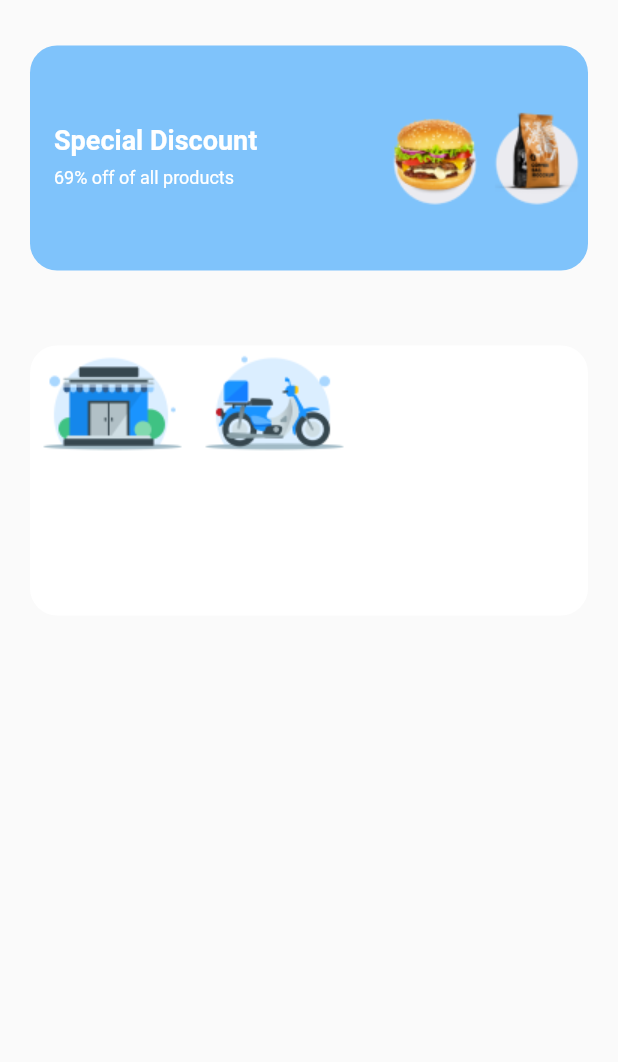
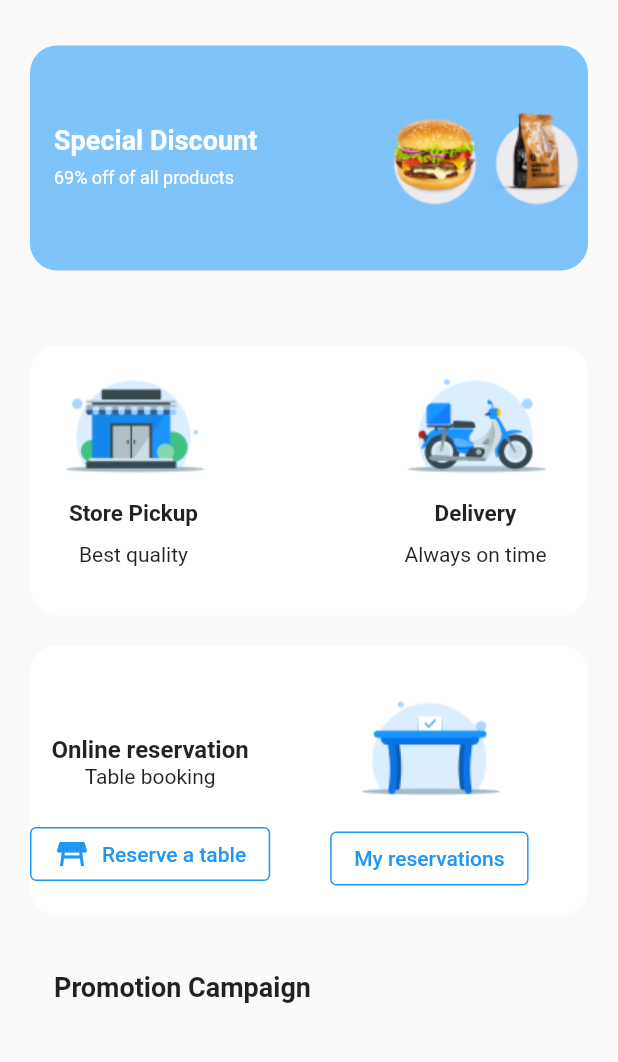
Before and after one commit to Douglas-sp/Sponarie-Restaurant, a Flutter app: the screen it shows after launch, on a phone screen of 412 x 824 dp, the part 160-1222 px from its top. Run offline on Flutter 3.47's test engine with Material 2 defaults, Android fonts, the phone set to English and light mode, and no system bars; our stand-ins replace flutter_form_builder.

Commit message:
added more of home1

```diff
--- a/sponarie/lib/screens/Home1Screen.dart
+++ b/sponarie/lib/screens/Home1Screen.dart
@@ -16,8 +16,9 @@ class _Home1State extends State<Home1> {
       body: SingleChildScrollView(
 
         child: Container(
-          color: Color.fromARGB(0, 120, 121, 122),
+          color: Color.fromARGB(0, 58, 58, 58),
           child: Container(
+            color: Color.fromARGB(0, 58, 58, 58),
             padding: EdgeInsets.only(top: 50, left: 20, right: 20),
             child: Column(
               children: [
@@ -79,6 +80,7 @@ class _Home1State extends State<Home1> {
                 SizedBox(height: 50,),
 
                 Container(
+                  padding: EdgeInsets.all(15),
                   width:400,
                   height: 180,
                   decoration: BoxDecoration(
@@ -89,26 +91,107 @@ class _Home1State extends State<Home1> {
                     child: Row(
                       children: [
                           Column(
+
                             children: [
                               Image(
                                 image: AssetImage('assets/images/store.png'),
                               ),
-                            Text('')
+                              SizedBox(height: 15,),
+                              Text('Store Pickup', style:TextStyle(fontWeight: FontWeight.w600, fontSize: 15)),
+                              SizedBox(height: 10,),
+                              Text('Best quality', style:TextStyle(fontWeight: FontWeight.normal)),
                             ],
                           ),
+
+                          SizedBox(width: 120,),
 
                           Column(
                             children: [
                               Image(
                                 image: AssetImage('assets/images/delivery.png'),
                               ),
+                              SizedBox(height: 15,),
+                              Text('Delivery', style:TextStyle(fontWeight: FontWeight.w600, fontSize: 15)),
+                              SizedBox(height: 10,),
+                              Text('Always on time', style:TextStyle(fontWeight: FontWeight.normal)),
                             ],
                           )
 
                       ],
+                      ),
+                  ),
+
+                SizedBox(height: 20,),
+
+                Container(
+                  padding: EdgeInsets.only(top: 30),
+                  width:400,
+                  height: 180,
+                  decoration: BoxDecoration(
+                    borderRadius: BorderRadius.all(Radius.circular(18)),
+                    color: Colors.white
+                  ),
+
+                    child: Row(
+                      children: [
+
+                          Padding(
+                            padding: const EdgeInsets.only(top: 30),
+                            child: Column(
+                              children: [
+                                Text('Online reservation', style:TextStyle(fontWeight: FontWeight.w600, fontSize: 16),),
+                                Text('Table booking', style:TextStyle(fontSize: 14, ), textAlign: TextAlign.start,),
+                                SizedBox(height: 20,),
+                                OutlinedButton.icon( // <-- OutlinedButton
+                                  onPressed: () {},
+                                  icon: Icon(
+                                        Icons.table_restaurant,
+                                        size: 24.0,
+                                    ),
+                                  label: Text('Reserve a table'),
+                                  style: OutlinedButton.styleFrom(
+                                      side:BorderSide(color: Colors.blue),
+
+                                    ),
+                                ),
+
+                              ],
+                            ),
+                          ),
+                          SizedBox(width: 40,),
+
+                          Column(
+                            children: [
+                              Image(
+                                image: AssetImage('assets/images/reservation.png'),
+                              ),
+
+                              SizedBox(height: 15,),
+
+                              OutlinedButton( // <-- OutlinedButton
+                                  onPressed: () {},
+                                  child: Text('My reservations'),
+                                  style: OutlinedButton.styleFrom(
+                                      side:BorderSide(color: Colors.blue),
+
+                                    ),
+                                ),
+                            ],
+                          ),
+
+
+
+                      ],
+                      ),
+
+
+                  ),
+
+                SizedBox(height: 20,),
+
+                ListTile(
+                  title: Text('Promotion Campaign', style: TextStyle(fontWeight: FontWeight.bold,fontSize: 18),),
                 )
-                )
-
               ],
             ),
           ),
```
Also changed, not shown: sponarie/pubspec.lock, 3 other files. Lines whose indentation alone changed are shown as unchanged.
